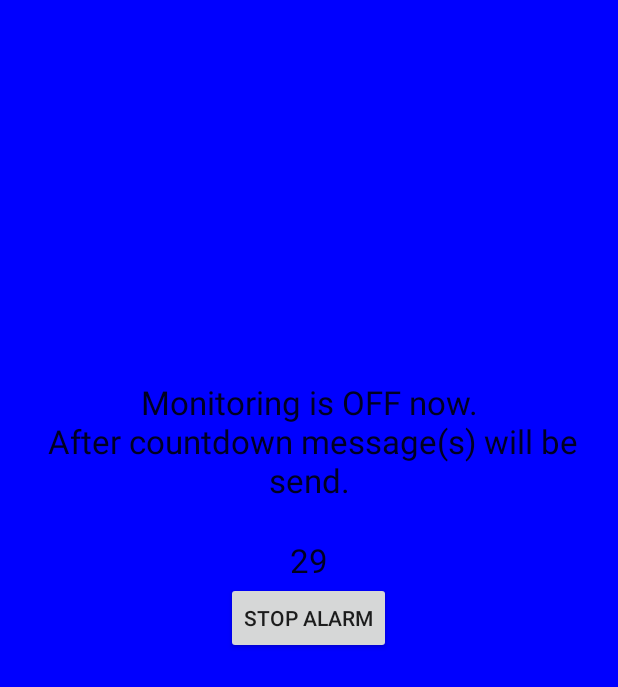
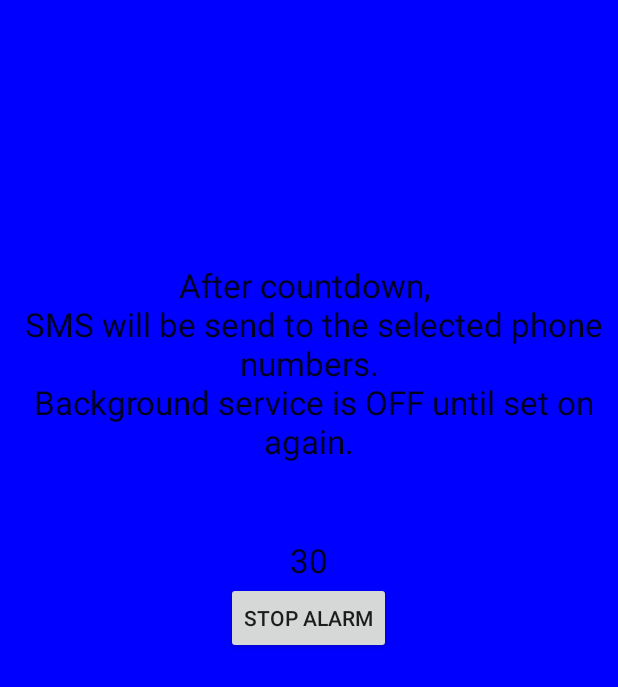
Before and after one commit to puz-ya/emergencyhelp, an Android app: the screen it shows after launch (AlarmActivity), after a tap on "START ALARM NOW!", on a phone screen of 412 x 824 dp. Shown: the top 687 px of the screen. Run offline under Robolectric (Android 15) with nearby library versions, the phone set to English and light mode, and no system bars.

Commit message:
Delete old .iml project file, CustomDialog.java (unused); Changed Logs, Strings-to-show set to values.xml; SettingsFragmentOther now include SQL methods; Added uses-features in Manifest.

```diff
--- a/app/src/main/java/e_and_y/emergencyhelp/AlarmActivity.java
+++ b/app/src/main/java/e_and_y/emergencyhelp/AlarmActivity.java
@@ -3,9 +3,11 @@ package e_and_y.emergencyhelp;
 import android.app.Activity;
 import android.app.Fragment;
 import android.app.FragmentManager;
+import android.content.Intent;
 import android.os.Bundle;
 import android.view.View;
 import android.view.WindowManager;
+import android.widget.TextView;
 
 public class AlarmActivity extends Activity /*implements View.OnClickListener */{
     private Fragment mAlarmFragment;
@@ -31,6 +33,13 @@ public class AlarmActivity extends Activity /*implements View.OnClickListener */
                     .replace(android.R.id.content, mAlarmFragment, "alarm")
                     .commit();
         }
+
+        //Checking for test alarm
+        Intent intent = getIntent();
+        boolean bIsTest = intent.getBooleanExtra("IsTestClick", false);
+        if(bIsTest){
+            ((AlarmFragment) mAlarmFragment).setAlarmDescriptionView(true);
+        }
     }
 
     @Override
--- a/app/src/main/java/e_and_y/emergencyhelp/AlarmFragment.java
+++ b/app/src/main/java/e_and_y/emergencyhelp/AlarmFragment.java
@@ -41,6 +41,8 @@ public class AlarmFragment
 
     private long mWaitingTime;
     private long mStartTime;
+
+    private boolean mIsTestStart = false;
 
     private Context mContext;
     private Activity mActivity;
@@ -88,7 +90,6 @@ public class AlarmFragment
         mCurrentMode = MODE_PRE_ALARM;
 
         setRetainInstance(true);
-
     }
 
     @Override
@@ -101,7 +102,7 @@ public class AlarmFragment
             mActivity = getActivity();
             mContext = mActivity.getApplicationContext();
         }else{
-            Log.d("SettingsFragment","Couldn\'t load AlarmActivity context");
+            Log.d(LOG_TAG, "Couldn\'t load AlarmActivity context");
             return;
         }
 
@@ -129,7 +130,6 @@ public class AlarmFragment
         mMediaPlayer.setLooping(true);
         try {
             mMediaPlayer.setDataSource(alarmSound.getFileDescriptor(), alarmSound.getStartOffset(), alarmSound.getLength());
-            //mMediaPlayer.prepare();
             // You will get Error (-38,0) IF you call mediaPlayer.start() before it has reached the prepared state.
             mMediaPlayer.setOnPreparedListener(new MediaPlayer.OnPreparedListener() {
                 @Override
@@ -168,6 +168,10 @@ public class AlarmFragment
             mLayout = (RelativeLayout) mFragmentView.findViewById(R.id.alarmLayout);
             mTimeLeftView = (TextView) mFragmentView.findViewById(R.id.timeLeft);
             mAlarmDescriptionView = (TextView) mFragmentView.findViewById(R.id.alarmDescription);
+            if(mIsTestStart){
+                //TODO: If we get "test" param from extra intent -> change text or...
+                //mAlarmDescriptionView.setText("Test");
+            }
 
             mStopButton = (Button) mFragmentView.findViewById(R.id.stopButton);
             mStopButton.setOnClickListener(this);
@@ -196,8 +200,6 @@ public class AlarmFragment
             mWaitingTime = 1000 * Integer.parseInt(sAlarmTime);
             mStartTime = System.currentTimeMillis();
 
-            //mMediaPlayer.start(); //must be commented, in onCreate we already assigned setOnPreparedListener
-
             mBackgroundChangeTask = new ChangeBackgroundTask();
             if (android.os.Build.VERSION.SDK_INT >= android.os.Build.VERSION_CODES.HONEYCOMB) {
                 mBackgroundChangeTask.executeOnExecutor(AsyncTask.THREAD_POOL_EXECUTOR);
@@ -218,7 +220,6 @@ public class AlarmFragment
     public void onPause(){
         Log.d(LOG_TAG, "onPause");
 
-        //onDestroy();    //if we switching to background (Home button or smth else like incomming call), we stop
         releaseAlarmObjects();
         super.onPause();
     }
@@ -226,24 +227,25 @@ public class AlarmFragment
     @Override
     public void onDetach() {
         Log.d(LOG_TAG, "onDetach");
-        super.onDetach();
 
         mActivity = null;
+        super.onDetach();
     }
 
     @Override
     public void onDestroy() {
         Log.d(LOG_TAG, "onDestroy");
-        super.onDestroy();
 
         releaseAlarmObjects();
         mService.unbindService();
+        super.onDestroy();
     }
 
 
     @Override
     public void onClick(final View view) {
         Log.d(LOG_TAG, "onClick");
+
         // This method will be also called when the back button pressed
         stopAlarmByUser();
         mActivity.finish();
@@ -252,14 +254,15 @@ public class AlarmFragment
 
     private void stopAlarmByUser() {
         Log.d(LOG_TAG, "stopAlarmByUser");
+
         mCurrentMode = MODE_POST_ALARM;
         releaseAlarmObjects();
-
         mService.sendMessageToService(AccelerometerMonitoringService.MSG_ALARM_CANCELLED);
     }
 
     private void stopAlarmByTimeout() {
         Log.d(LOG_TAG, "stopAlarmByTimeOut");
+
         mCurrentMode = MODE_POST_ALARM;
         releaseAlarmObjects();
 
@@ -299,6 +302,10 @@ public class AlarmFragment
             mActivity.getWindow().clearFlags(WindowManager.LayoutParams.FLAG_KEEP_SCREEN_ON);
             mActivity.getWindow().clearFlags(WindowManager.LayoutParams.FLAG_TURN_SCREEN_ON);
         }
+    }
+
+    public void setAlarmDescriptionView(boolean isTest){
+        mIsTestStart = isTest;
     }
 
     private class ChangeBackgroundTask extends AsyncTask<Void, Void, Void> {
--- a/app/src/main/java/e_and_y/emergencyhelp/BootBroadcastReceiver.java
+++ b/app/src/main/java/e_and_y/emergencyhelp/BootBroadcastReceiver.java
@@ -24,6 +24,6 @@ public class BootBroadcastReceiver extends BroadcastReceiver {
         if (bOnBoot) {
             context.startService(new Intent(context, AccelerometerMonitoringService.class));
         }
-        Log.i(LOG_TAG,"Start after reboot_" + bOnBoot);
+        Log.i(LOG_TAG, "Start after reboot_" + bOnBoot);
     }
 }
--- a/app/src/main/java/e_and_y/emergencyhelp/MyLocation.java
+++ b/app/src/main/java/e_and_y/emergencyhelp/MyLocation.java
@@ -61,7 +61,7 @@ public class MyLocation {
             mLocationManager.requestLocationUpdates(LocationManager.NETWORK_PROVIDER, 0, 0, locationListenerNetwork);
         }
         mTimer=new Timer();
-        mTimer.schedule(new GetLastLocation(), 10000);
+        mTimer.schedule(new GetLastLocation(), 5000);
         return true;
     }
 
--- a/app/src/main/java/e_and_y/emergencyhelp/SettingsActivity.java
+++ b/app/src/main/java/e_and_y/emergencyhelp/SettingsActivity.java
@@ -68,7 +68,6 @@ public class SettingsActivity
                         .setContent(R.id.tab3)
         );
 
-        //переставлено правильно 2016.11.06
         mTabHost.setCurrentTabByTag(activeTabName == null ? "info" : activeTabName);
 
         mService = new MessengerToAccelerometerMonitoringService(getApplicationContext(), null);
--- a/app/src/main/java/e_and_y/emergencyhelp/SettingsFragmentUserInfo.java
+++ b/app/src/main/java/e_and_y/emergencyhelp/SettingsFragmentUserInfo.java
@@ -5,9 +5,7 @@ import android.content.Context;
 import android.os.Bundle;
 import android.preference.EditTextPreference;
 import android.preference.Preference;
-import android.preference.PreferenceFragment;
 import android.util.Log;
-
 
 /**
  * Created by YD on 06.11.2016.
@@ -39,7 +37,7 @@ public /* static */ class SettingsFragmentUserInfo
             //so, always check the isAdded() method of fragment before getting context by getActivity()
             mSettingsActivity = getActivity();
         }else{
-            Log.d("SettingsFragment","Couldn\'t load SettingsActivity context");
+            Log.d(LOG_TAG, "Couldn\'t load SettingsActivity context");
             return;
         }
 
--- a/app/src/main/res/values/strings.xml
+++ b/app/src/main/res/values/strings.xml
@@ -24,7 +24,7 @@
     <string name="notification_network_on">NETWORK ON</string>
     <string name="notification_network_off">NETWORK OFF</string>
     <string name="notification_description">Service ON, $GPS</string>
-    <string name="notification_sms_was_sent">Emergency SMSs was sent, monitoring was stopped</string>
+    <string name="notification_sms_was_sent">SMS were sent, service stopped</string>
     <string name="notification_sms_was_sent_numbers">Numbers: </string>
 
 
@@ -35,8 +35,9 @@
     <string name="alarm_screen_button_while_alarm">STOP ALARM</string>
     <string name="alarm_screen_button_after_alarm">OK</string>
     <string name="alarm_screen_description">
-        Monitoring is OFF now.\n
-        After countdown message(s) will be send.
+        After countdown, \n
+        SMS will be send to the selected phone numbers.\n
+        Background service is OFF until set on again.\n
     </string>
 
 
@@ -59,6 +60,13 @@
     <string name="menu_about">About</string>
     <string name="menu_authors">Authors</string>
     <string name="menu_close_all">Close</string>
+
+    <!-- LOCATION CHECK -->
+    <string name="location_enable_location_access">Please, enable LOCATION ACCESS in Settings.</string>
+    <string name="location_was_found">Location was found...</string>
+    <string name="location_was_not_found">Location not found yet...</string>
+    <string name="location_permission_granted">Permission was granted, thank you!</string>
+    <string name="location_permission_not_granted">Permission was not granted, aborting...</string>
 
     <!-- GPS IS OFF DIALOG -->
     <string name="gps_off_dialog_description">
```
Also changed, not shown: app/src/main/AndroidManifest.xml (+15 -11 lines), app/src/main/java/e_and_y/emergencyhelp/AccelerometerMonitoringService.java (+11 -12 lines), app/src/main/java/e_and_y/emergencyhelp/CustomDialog.java (deleted, +0 -51 lines), app/src/main/java/e_and_y/emergencyhelp/MainActivity.java (+29 -21 lines), app/src/main/java/e_and_y/emergencyhelp/SettingsFragmentOther.java (+75 -3 lines), app/src/main/java/e_and_y/emergencyhelp/SettingsFragmentPhones.java (+0 -15 lines), 2 other files.
